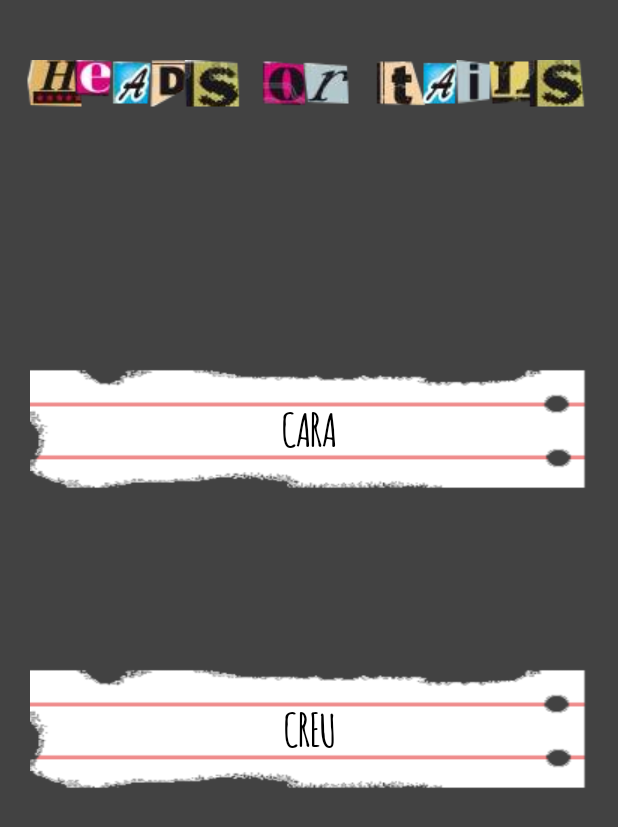
After one commit to AlejandroSantacatalinaP/Jocdelamoneda, an Android app: the MonedaPropia screen opened directly, with no data from a screen before it, on a phone screen of 412 x 824 dp. The commit adds this screen. Shown: the top 827 px of the screen. Run offline under Robolectric (Android 15) with nearby library versions, the phone set to English and light mode, and no system bars.

Commit message:
imatges renovades (alguner

```diff
--- a/app/src/main/AndroidManifest.xml
+++ b/app/src/main/AndroidManifest.xml
@@ -25,6 +25,8 @@
         android:screenOrientation="portrait"/>
         <activity android:name=".Moneda"
             android:screenOrientation="portrait"/>
+        <activity android:name=".MonedaPropia"
+            android:screenOrientation="portrait"/>
 
     </application>
 
--- a/app/src/main/java/com/example/alex/jocdelamoneda/Moneda.java
+++ b/app/src/main/java/com/example/alex/jocdelamoneda/Moneda.java
@@ -52,7 +52,7 @@ public class Moneda extends AppCompatActivity {
         Typeface custom_font = Typeface.createFromAsset(getAssets(), "fonts/Amatic-Bold.ttf");
         pregunta.setTypeface(custom_font);
 
-
+        //User wants tips???
         i = getIntent();
         tips=i.getBooleanExtra("tips",false);
         if (tips){
@@ -118,6 +118,7 @@ public class Moneda extends AppCompatActivity {
 
         dialog.show();
     }
+
     private void StartSpeak(final String data) {
 
         TTS = new TextToSpeech(getApplicationContext(), new TextToSpeech.OnInitListener() {
@@ -146,13 +147,13 @@ public class Moneda extends AppCompatActivity {
         //Detects the current phone language and adapts the app language.
         String language = Locale.getDefault().getDisplayLanguage();
         if (language.startsWith("es")) {
-            title.setImageResource(R.drawable.moneda_title);
+            title.setImageResource(R.drawable.hort_es);
         }
         else if (language.startsWith("ca")) {
-            title.setImageResource(R.drawable.moneda_title);
+            title.setImageResource(R.drawable.hort_ca);
 
         }else{
-            title.setImageResource(R.drawable.titlemoned_en);
+            title.setImageResource(R.drawable.hort);
         }
     }
 }
--- /dev/null
+++ b/app/src/main/java/com/example/alex/jocdelamoneda/MonedaPropia.java
@@ -0,0 +1,123 @@
+package com.example.alex.jocdelamoneda;
+
+import android.content.DialogInterface;
+import android.content.Intent;
+import android.graphics.Typeface;
+import android.os.Bundle;
+import android.support.v4.app.INotificationSideChannel;
+import android.support.v7.app.AlertDialog;
+import android.support.v7.app.AppCompatActivity;
+import android.view.View;
+import android.widget.Button;
+import android.widget.ImageView;
+import android.widget.TextView;
+
+import java.io.BufferedReader;
+import java.util.Locale;
+import java.util.Random;
+
+
+/**
+ * Created by Alex on 04/05/2017.
+ */
+
+public class MonedaPropia extends AppCompatActivity {
+    TextView titleMP, pregunta;
+    static ImageView titlemonedapr;
+    ImageView fons;
+    Button cara, creu, acabar;
+    Intent i;
+    Random rm = new Random();
+    boolean tips, creuz=true;
+    @Override
+    protected void onCreate(Bundle savedInstanceState) {
+        super.onCreate(savedInstanceState);
+        setContentView(R.layout.moneda_propia);
+
+        //Declaration of objects
+        titlemonedapr= (ImageView)findViewById(R.id.titlemonedapr);
+        //titleMP = (TextView)findViewById(R.id.title_mp);
+        pregunta = (TextView)findViewById(R.id.stc_cara);
+        cara = (Button)findViewById(R.id.btn_cara2);
+        creu = (Button)findViewById(R.id.btn_creu2);
+        fons = (ImageView)findViewById(R.id.fons_preguntac);
+        acabar = (Button)findViewById(R.id.btn_acabar);
+
+        //Call of changeLanguage()
+        changeLanguage();
+
+        //It change the font family to another (external font family)
+        Typeface custom_font = Typeface.createFromAsset(getAssets(), "fonts/Amatic-Bold.ttf");
+        pregunta.setTypeface(custom_font);
+        //titleMP.setTypeface(custom_font);
+        cara.setTypeface(custom_font);
+        creu.setTypeface(custom_font);
+        acabar.setTypeface(custom_font);
+
+
+        i = getIntent();
+        pregunta.setText(i.getStringExtra("pregunta"));
+        tips=i.getBooleanExtra("tips",false);
+        if (tips){
+            dialog();
+        }
+
+        cara.setOnClickListener(new View.OnClickListener() {
+            @Override
+            public void onClick(View v) {
+                cara.setVisibility(View.INVISIBLE);
+                fons.setVisibility(View.VISIBLE);
+                pregunta.setVisibility(View.VISIBLE);
+                creu.setVisibility(View.INVISIBLE);
+                acabar.setVisibility(View.VISIBLE);
+            }
+        });
+
+        creu.setOnClickListener(new View.OnClickListener() {
+            @Override
+            public void onClick(View v) {
+                cara.setVisibility(View.INVISIBLE);
+                creu.setVisibility(View.INVISIBLE);
+                acabar.setVisibility(View.VISIBLE);
+            }
+        });
+        acabar.setOnClickListener(new View.OnClickListener() {
+            @Override
+            public void onClick(View v) {
+                Intent intent = new Intent(getApplicationContext(), MainActivity.class);
+                intent.addFlags(Intent.FLAG_ACTIVITY_CLEAR_TOP);
+                startActivity(intent);
+            }
+        });
+
+    }
+    public static void changeLanguage() {
+        //Detects the current phone language and adapts the app language.
+        String language = Locale.getDefault().getDisplayLanguage();
+        if (language.startsWith("es")) {
+            titlemonedapr.setImageResource(R.drawable.hort_es);
+        }
+        else if (language.startsWith("ca")) {
+            titlemonedapr.setImageResource(R.drawable.hort_ca);
+
+        }else{
+            titlemonedapr.setImageResource(R.drawable.hort);
+        }
+    }
+
+    private void dialog() {
+        AlertDialog dialog = new AlertDialog.Builder(this)
+                .setTitle(R.string.dtitlemoneda)
+                .setMessage(R.string.dtxtmonedapropia)
+                .setPositiveButton(R.string.dbtnacabar, new DialogInterface.OnClickListener() {
+                    @Override
+                    public void onClick(DialogInterface dialog, int id) {
+
+                        dialog.cancel();
+                    }
+                }).create();
+
+        dialog.show();
+    }
+
+}
--- a/app/src/main/java/com/example/alex/jocdelamoneda/Mostrar_Pregunta.java
+++ b/app/src/main/java/com/example/alex/jocdelamoneda/Mostrar_Pregunta.java
@@ -70,10 +70,7 @@ public class Mostrar_Pregunta extends AppCompatActivity {
         moneda.setOnClickListener(new View.OnClickListener() {
             @Override
             public void onClick(View v) {
-                Intent moneda = new Intent(getApplicationContext(),Moneda.class);
-                moneda.putExtra("tips",tips);
-                moneda.putExtra("pregunta",i.getStringExtra("pregunta"));
-                startActivity(moneda);
+                dialogM();
             }
         });
     }
@@ -105,6 +102,30 @@ public class Mostrar_Pregunta extends AppCompatActivity {
 
         dialog.show();
     }
+    private void dialogM() {
+        AlertDialog dialog = new AlertDialog.Builder(this)
+                .setTitle(R.string.dtitlemoneda)
+                .setMessage(R.string.moneda)
+                .setPositiveButton(R.string.interna, new DialogInterface.OnClickListener() {
+                    @Override
+                    public void onClick(DialogInterface dialog, int id) {
+                        Intent moneda = new Intent(getApplicationContext(),Moneda.class);
+                        moneda.putExtra("tips",tips);
+                        moneda.putExtra("pregunta",i.getStringExtra("pregunta"));
+                        startActivity(moneda);
+                    }
+                }).setNegativeButton(R.string.propia, new DialogInterface.OnClickListener() {
+                    @Override
+                    public void onClick(DialogInterface dialog, int id) {
+                        Intent monedaPropia = new Intent(getApplicationContext(),MonedaPropia.class);
+                        monedaPropia.putExtra("tips",tips);
+                        monedaPropia.putExtra("pregunta",i.getStringExtra("pregunta"));
+                        startActivity(monedaPropia);
+                    }
+                }).create();
+
+        dialog.show();
+    }
     public static void changeLanguage() {
         //Detects the current phone language and adapts the app language.
         String language = Locale.getDefault().getDisplayLanguage();
--- /dev/null
+++ b/app/src/main/res/layout/moneda_propia.xml
@@ -0,0 +1,128 @@
+<?xml version="1.0" encoding="utf-8"?>
+<LinearLayout xmlns:android="http://schemas.android.com/apk/res/android"
+    android:orientation="vertical"
+    android:layout_width="match_parent"
+    android:background="?attr/colorBackgroundFloating"
+    android:layout_height="match_parent">
+    <LinearLayout
+        android:layout_width="wrap_content"
+        android:layout_height="wrap_content"
+        android:layout_marginLeft="5dp"
+        android:layout_weight="1">
+
+        <ImageView
+            android:id="@+id/titlemonedapr"
+            android:layout_width="wrap_content"
+            android:layout_height="wrap_content"
+            android:layout_marginTop="40dp"
+            android:scaleType="centerInside" />
+    </LinearLayout>
+
+    <LinearLayout
+        android:layout_width="wrap_content"
+        android:layout_height="wrap_content"
+        android:layout_marginTop="60dp"
+        android:layout_weight="1"
+        android:orientation="vertical">
+
+        <!--<LinearLayout
+            android:layout_width="match_parent"
+            android:layout_height="wrap_content"
+            android:layout_weight="1">
+
+            <TextView
+                android:id="@+id/title_mp"
+                android:layout_width="match_parent"
+                android:layout_height="match_parent"
+                android:layout_gravity="center"
+                android:gravity="center"
+                android:text="@string/valorMoneda"
+                android:textSize="30sp" />
+        </LinearLayout>-->
+        <LinearLayout
+            android:layout_width="wrap_content"
+            android:layout_height="wrap_content"
+            android:layout_weight="1">
+
+            <FrameLayout
+                android:id="@+id/image_container"
+                android:layout_width="match_parent"
+                android:layout_height="wrap_content"
+                android:layout_marginLeft="20dp"
+                android:layout_marginRight="20dp"
+                android:fadeScrollbars="false"
+                android:paddingTop="50dp">
+
+                <ImageView
+                    android:id="@+id/fons_preguntac"
+                    android:layout_width="match_parent"
+                    android:layout_height="300dp"
+                    android:background="@drawable/mostra_preg"
+                    android:visibility="invisible" />
+
+                <Button
+                    android:id="@+id/btn_cara2"
+                    android:layout_width="match_parent"
+                    android:layout_height="80dp"
+                    android:layout_gravity="top"
+                    android:layout_marginBottom="50dp"
+                    android:background="@drawable/fons_buttons2"
+                    android:text="@string/cara"
+                    android:textColor="@android:color/background_dark"
+                    android:textSize="30sp" />
+
+                <Button
+                    android:id="@+id/btn_creu2"
+                    android:layout_width="match_parent"
+                    android:layout_height="80dp"
+                    android:layout_gravity="bottom"
+                    android:layout_marginBottom="20dp"
+                    android:background="@drawable/fons_buttons2"
+                    android:text="@string/creu"
+                    android:textColor="@android:color/background_dark"
+                    android:textSize="30sp" />
+
+                <TextView
+                    android:id="@+id/stc_cara"
+                    android:layout_width="match_parent"
+                    android:layout_height="230dp"
+                    android:layout_marginTop="40dp"
+                    android:paddingLeft="20dp"
+                    android:paddingRight="20dp"
+                    android:paddingTop="50dp"
+                    android:textColor="@android:color/background_dark"
+                    android:textColorLink="@android:color/background_dark"
+                    android:textSize="28sp"
+                    android:visibility="invisible" />
+
+            </FrameLayout>
+        </LinearLayout>
+    </LinearLayout>
+    <LinearLayout
+        android:layout_width="wrap_content"
+        android:layout_height="wrap_content"
+        android:layout_weight="1">
+        <FrameLayout
+            android:id="@+id/button_container"
+            android:layout_width="match_parent"
+            android:layout_height="wrap_content"
+            android:layout_marginLeft="20dp"
+            android:layout_marginRight="20dp"
+            android:fadeScrollbars="false"
+            android:paddingTop="50dp">
+
+
+
+            <Button
+                android:id="@+id/btn_acabar"
+                android:layout_width="match_parent"
+                android:layout_height="80dp"
+                android:layout_marginBottom="20dp"
+                android:background="@drawable/fons_buttons2"
+                android:text="@string/dbtnacabar"
+                android:visibility="invisible"
+                android:textColor="@android:color/background_dark"
+                android:textSize="30sp" />
+        </FrameLayout>
+    </LinearLayout>
+</LinearLayout>
--- a/app/src/main/res/layout/mostrar_pregunta.xml
+++ b/app/src/main/res/layout/mostrar_pregunta.xml
@@ -6,6 +6,7 @@
     <LinearLayout
         android:layout_width="wrap_content"
         android:layout_height="wrap_content"
+        android:layout_marginLeft="5dp"
         android:layout_weight="1">
     <ImageView
         android:id="@+id/titlecontestacio"
@@ -14,10 +15,12 @@
         android:scaleType="centerInside"
         android:layout_marginTop="40dp" />
         </LinearLayout>
+
     <LinearLayout
         android:layout_width="wrap_content"
         android:layout_height="wrap_content"
         android:layout_weight="1">
+
         <FrameLayout
             android:id="@+id/image_container"
             android:layout_width="wrap_content"
@@ -48,6 +51,7 @@
 
         </FrameLayout>
     </LinearLayout>
+
     <LinearLayout
         android:layout_width="wrap_content"
         android:layout_height="wrap_content"
@@ -63,14 +67,15 @@
             android:id="@+id/btn_vorela"
             android:layout_width="match_parent"
             android:layout_height="80dp"
-            android:layout_alignParentBottom="true"
             android:layout_marginBottom="50dp"
-            android:layout_marginLeft="10dp"
-            android:layout_marginRight="10dp"
             android:background="@drawable/fons_buttons2"
             android:text="@string/btncontestacio"
-            android:textColor="#000000"
+            android:textColor="@android:color/background_dark"
             android:textSize="30sp" />
+            <!--android:layout_marginLeft="10dp"
+            android:layout_alignParentBottom="true"
+            android:layout_marginRight="10dp"-->
+
 
         <Button
             android:id="@+id/btn_moneda"
--- a/app/src/main/res/values/strings.xml
+++ b/app/src/main/res/values/strings.xml
@@ -23,4 +23,12 @@
     <string name="dtxtmoneda">Per últim, si ha ixit cara polsa-la per veure i dir la pregunta a tots. En cas de creu, polsa-la per acabar la ronda. Ningú més sabrà la pregunta.</string>
     <string name="dbtnmoneda">Veure moneda !</string>
     <string name="quit">Ixir de la app ?</string>
+    <string name="moneda">Vols llançar una moneda real o veure la moneda a l\'atzar de l\'aplicació?</string>
+    <string name="propia">Utilitzaré una moneda real</string>
+    <string name="interna">Ensenya\'m la moneda</string>
+    <string name="cara">cara</string>
+    <string name="creu">creu</string>
+    <string name="valorMoneda">Cara o creu ?</string>
+    <string name="dtxtmonedapropia">Per últim, si ha ixit cara, polsa el botó ‘CARA’ per veure i dir la pregunta a tots. En cas de creu, pol-sa ‘CREU’ per acabar la ronda. Ningú més sabrà la pregunta.</string>
+    <string name="dbtnacabar">Acabar ronda</string>
 </resources>
```
Also changed, not shown: app/src/main/res/drawable/hort.png (added), app/src/main/res/drawable/hort_ca.png (added), app/src/main/res/drawable/hort_es.png (added), app/src/main/res/drawable/title_main.png, app/src/main/res/drawable/titlecontestacio_en.png, app/src/main/res/drawable/titlemain_en.png, app/src/main/res/drawable/titlemain_es.png, app/src/main/res/drawable/titlepregunta_en.png, app/src/main/res/drawable/titleruleta_en.png, 3 other files. Lines whose indentation alone changed are shown as unchanged.
